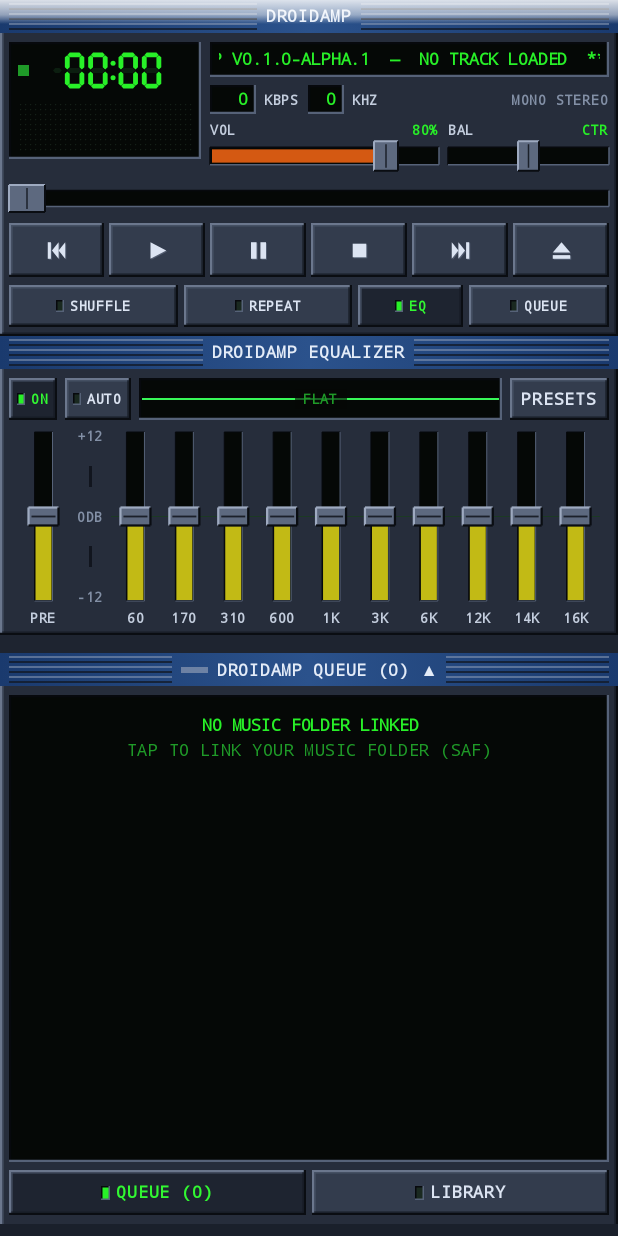
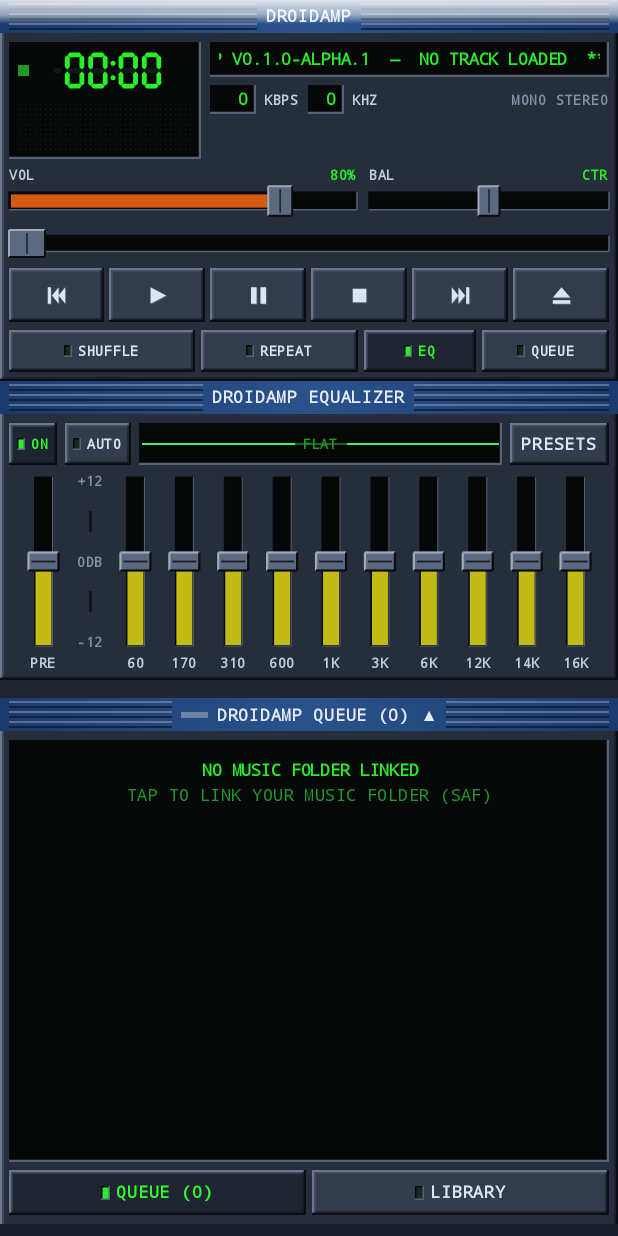
Before and after one commit to microtower00/droidamp, an Android app built with Jetpack Compose: the @Preview function DroidAmpRackPreview, on a phone screen of 412 x 824 dp. Run offline under Robolectric (Android 15) with nearby library versions, the phone set to English and light mode, and no system bars; pictures from the network do not load.

Commit message:
fix(skin): add shufrep/eqmain/monoster sprites, aspect-fit buttons, full-width VOL+BAL & balance 38px crop

```diff
--- a/app/src/main/java/com/droidamp/player/skin/DroidAmpSkin.kt
+++ b/app/src/main/java/com/droidamp/player/skin/DroidAmpSkin.kt
@@ -133,6 +133,25 @@ data class SkinSprites(
   val eqSliderFrames: List<ImageBitmap> = emptyList(), // up to 28 vertical frames
   val eqThumb: ImageBitmap? = null,
   val titleBarActive: ImageBitmap? = null,
+  val eqTitleBarActive: ImageBitmap? = null,
+  val shuffleOff: ImageBitmap? = null,
+  val shuffleOn: ImageBitmap? = null,
+  val repeatOff: ImageBitmap? = null,
+  val repeatOn: ImageBitmap? = null,
+  val eqButtonOff: ImageBitmap? = null,
+  val eqButtonOn: ImageBitmap? = null,
+  val plButtonOff: ImageBitmap? = null,
+  val plButtonOn: ImageBitmap? = null,
+  val eqOnOff: ImageBitmap? = null,
+  val eqOnOn: ImageBitmap? = null,
+  val eqAutoOff: ImageBitmap? = null,
+  val eqAutoOn: ImageBitmap? = null,
+  val eqPresetsNormal: ImageBitmap? = null,
+  val eqPresetsPressed: ImageBitmap? = null,
+  val monoActive: ImageBitmap? = null,
+  val monoInactive: ImageBitmap? = null,
+  val stereoActive: ImageBitmap? = null,
+  val stereoInactive: ImageBitmap? = null,
 )
 
 @Immutable
--- a/app/src/main/java/com/droidamp/player/skin/wsz/WszArchiveParser.kt
+++ b/app/src/main/java/com/droidamp/player/skin/wsz/WszArchiveParser.kt
@@ -32,6 +32,8 @@ object WszArchiveParser {
       "main.bmp",
       "cbuttons.bmp",
       "playpaus.bmp",
+      "shufrep.bmp",
+      "monoster.bmp",
       "nums_ex.bmp",
       "numbers.bmp",
       "volume.bmp",
--- a/app/src/main/java/com/droidamp/player/ui/deck/MainDeckPanel.kt
+++ b/app/src/main/java/com/droidamp/player/ui/deck/MainDeckPanel.kt
@@ -1,5 +1,6 @@
 package com.droidamp.player.ui.deck
 
+import androidx.compose.foundation.Canvas
 import androidx.compose.foundation.background
 import androidx.compose.foundation.layout.Arrangement
 import androidx.compose.foundation.layout.Box
@@ -19,6 +20,9 @@ import androidx.compose.runtime.remember
 import androidx.compose.runtime.setValue
 import androidx.compose.ui.Alignment
 import androidx.compose.ui.Modifier
+import androidx.compose.ui.graphics.FilterQuality
+import androidx.compose.ui.unit.IntOffset
+import androidx.compose.ui.unit.IntSize
 import androidx.compose.ui.unit.dp
 import com.droidamp.player.domain.model.ChannelMode
 import com.droidamp.player.domain.model.PlaybackState
@@ -231,9 +235,29 @@ fun MainDeckPanel(
 
               Spacer(Modifier.weight(1f))
 
-              // MONO / STEREO indicators
+              // MONO / STEREO indicators (use monoster.bmp sprites when provided by .wsz skin)
               val isStereo = track?.channelMode == ChannelMode.STEREO
               val isMono = track?.channelMode == ChannelMode.MONO
+              val monoSprite = if (isMono) skin.sprites.monoActive else skin.sprites.monoInactive
+              val stereoSprite = if (isStereo) skin.sprites.stereoActive else skin.sprites.stereoInactive
+              if (monoSprite != null && stereoSprite != null) {
+                Canvas(modifier = Modifier.width(34.dp).height(14.dp)) {
+                  drawImage(
+                    image = monoSprite,
+                    dstOffset = IntOffset.Zero,
+                    dstSize = IntSize(size.width.toInt().coerceAtLeast(1), size.height.toInt().coerceAtLeast(1)),
+                    filterQuality = FilterQuality.None,
+                  )
+                }
+                Canvas(modifier = Modifier.width(34.dp).height(14.dp)) {
+                  drawImage(
+                    image = stereoSprite,
+                    dstOffset = IntOffset.Zero,
+                    dstSize = IntSize(size.width.toInt().coerceAtLeast(1), size.height.toInt().coerceAtLeast(1)),
+                    filterQuality = FilterQuality.None,
+                  )
+                }
+              } else {
                 HardwareText(
                   text = "MONO",
                   color = if (isMono) skin.vfd.phosphorPrimary else skin.chassis.labelMuted,
@@ -243,14 +267,17 @@ fun MainDeckPanel(
                   color = if (isStereo) skin.vfd.phosphorPrimary else skin.chassis.labelMuted,
                 )
               }
+            }
+          }
+        }
 
-            // Mixer Row: Volume (0..255) + Balance (-127..+127) + EQ / PL toggles
+        // Row 2: Dedicated Full-Width Volume (60%) + Balance (40%) Row so sliders & .wsz sprites aren't squished
         Row(
           modifier = Modifier.fillMaxWidth(),
-              horizontalArrangement = Arrangement.spacedBy(6.dp),
+          horizontalArrangement = Arrangement.spacedBy(8.dp),
           verticalAlignment = Alignment.CenterVertically,
         ) {
-              Column(modifier = Modifier.weight(1.35f)) {
+          Column(modifier = Modifier.weight(1.45f)) {
             Row(
               modifier = Modifier.fillMaxWidth(),
               horizontalArrangement = Arrangement.SpaceBetween,
@@ -275,7 +302,7 @@ fun MainDeckPanel(
             )
           }
 
-              Column(modifier = Modifier.weight(0.95f)) {
+          Column(modifier = Modifier.weight(1.0f)) {
             val balLabel =
               when {
                 playbackState.balance == 0 -> "CTR"
@@ -307,8 +334,6 @@ fun MainDeckPanel(
               height = sliderHeight,
               thumbWidth = 14.dp,
             )
-              }
-            }
           }
         }
 
@@ -396,7 +421,9 @@ fun MainDeckPanel(
             checked = playbackState.shuffle,
             onClick = onToggleShuffle,
             compact = true,
-            modifier = Modifier.weight(1.2f).height(28.dp),
+            spriteOff = skin.sprites.shuffleOff,
+            spriteOn = skin.sprites.shuffleOn,
+            modifier = Modifier.weight(1.25f).height(28.dp),
           )
           val repeatLabel =
             when (playbackState.repeatMode) {
@@ -409,13 +436,17 @@ fun MainDeckPanel(
             checked = playbackState.repeatMode != RepeatMode.OFF,
             onClick = onCycleRepeat,
             compact = true,
-            modifier = Modifier.weight(1.2f).height(28.dp),
+            spriteOff = skin.sprites.repeatOff,
+            spriteOn = skin.sprites.repeatOn,
+            modifier = Modifier.weight(1.05f).height(28.dp),
           )
           BeveledLedToggleButton(
             label = "EQ",
             checked = isEqVisible,
             onClick = onToggleEqVisible,
             compact = true,
+            spriteOff = skin.sprites.eqButtonOff,
+            spriteOn = skin.sprites.eqButtonOn,
             modifier = Modifier.weight(0.75f).height(28.dp),
           )
           BeveledLedToggleButton(
@@ -423,7 +454,9 @@ fun MainDeckPanel(
             checked = isSheetExpanded,
             onClick = onTogglePlaylistSheet,
             compact = true,
-            modifier = Modifier.weight(1.0f).height(28.dp),
+            spriteOff = skin.sprites.plButtonOff,
+            spriteOn = skin.sprites.plButtonOn,
+            modifier = Modifier.weight(0.85f).height(28.dp),
           )
         }
       }
--- a/app/src/main/java/com/droidamp/player/ui/eq/EqualizerPanel.kt
+++ b/app/src/main/java/com/droidamp/player/ui/eq/EqualizerPanel.kt
@@ -82,7 +82,10 @@ fun EqualizerPanel(
 
   HardwarePanel(modifier = modifier.fillMaxWidth()) {
     Column(modifier = Modifier.fillMaxWidth()) {
-      ChassisTitleBar(title = "DROIDAMP EQUALIZER")
+      ChassisTitleBar(
+        title = "DROIDAMP EQUALIZER",
+        customSprite = skin.sprites.eqTitleBarActive ?: skin.sprites.titleBarActive,
+      )
 
       Column(
         modifier = Modifier.fillMaxWidth().padding(skin.metrics.panelPadding),
@@ -99,14 +102,18 @@ fun EqualizerPanel(
             checked = eqState.enabled,
             onClick = onToggleEnabled,
             compact = true,
-            modifier = Modifier.height(28.dp),
+            spriteOff = skin.sprites.eqOnOff,
+            spriteOn = skin.sprites.eqOnOn,
+            modifier = Modifier.height(28.dp).let { if (skin.sprites.eqOnOff != null) it.width(46.dp) else it },
           )
           BeveledLedToggleButton(
             label = "AUTO",
             checked = eqState.autoEnabled,
             onClick = onToggleAuto,
             compact = true,
-            modifier = Modifier.height(28.dp),
+            spriteOff = skin.sprites.eqAutoOff,
+            spriteOn = skin.sprites.eqAutoOn,
+            modifier = Modifier.height(28.dp).let { if (skin.sprites.eqAutoOff != null) it.width(56.dp) else it },
           )
 
           // Recessed VFD EQ Spline Graph + transient drag readout overlay
@@ -150,7 +157,9 @@ fun EqualizerPanel(
             BeveledButton(
               label = "PRESETS",
               onClick = { showPresetsMenu = true },
-              modifier = Modifier.height(28.dp),
+              spriteNormal = skin.sprites.eqPresetsNormal,
+              spritePressed = skin.sprites.eqPresetsPressed,
+              modifier = Modifier.height(28.dp).let { if (skin.sprites.eqPresetsNormal != null) it.width(74.dp) else it },
               contentPadding = PaddingValues(horizontal = 7.dp, vertical = 0.dp),
             )
             RetroMicroMenuPopup(
--- a/app/src/main/java/com/droidamp/player/ui/sheet/LibraryBrowserView.kt
+++ b/app/src/main/java/com/droidamp/player/ui/sheet/LibraryBrowserView.kt
@@ -276,7 +276,7 @@ fun LibraryBrowserView(
                   Text(
                     text = "[..]  BACK TO LIBRARY",
                     style = skin.typography.trackRow,
-                    color = skin.playlist.breadcrumbText,
+                    color = skin.playlist.currentText,
                   )
                 }
               }
@@ -369,7 +369,7 @@ fun LibraryBrowserView(
                         "[..]  BACK TO LIBRARY"
                       },
                     style = skin.typography.trackRow,
-                    color = skin.playlist.breadcrumbText,
+                    color = skin.playlist.currentText,
                   )
                 }
               }
@@ -503,7 +503,7 @@ fun LibraryBrowserView(
                   Text(
                     text = "[..]  BACK TO LIBRARY",
                     style = skin.typography.trackRow,
-                    color = skin.playlist.breadcrumbText,
+                    color = skin.playlist.currentText,
                   )
                 }
               }
```
Also changed, not shown: app/src/main/java/com/droidamp/player/skin/wsz/WszPaletteExtractor.kt (+14 -1 lines), app/src/main/java/com/droidamp/player/skin/wsz/WszSkinLoader.kt (+28 -2 lines), app/src/main/java/com/droidamp/player/skin/wsz/WszSpriteCoordinates.kt (+34 -2 lines), app/src/main/java/com/droidamp/player/ui/components/BevelPrimitives.kt (+71 -13 lines). Lines whose indentation alone changed are shown as unchanged.
